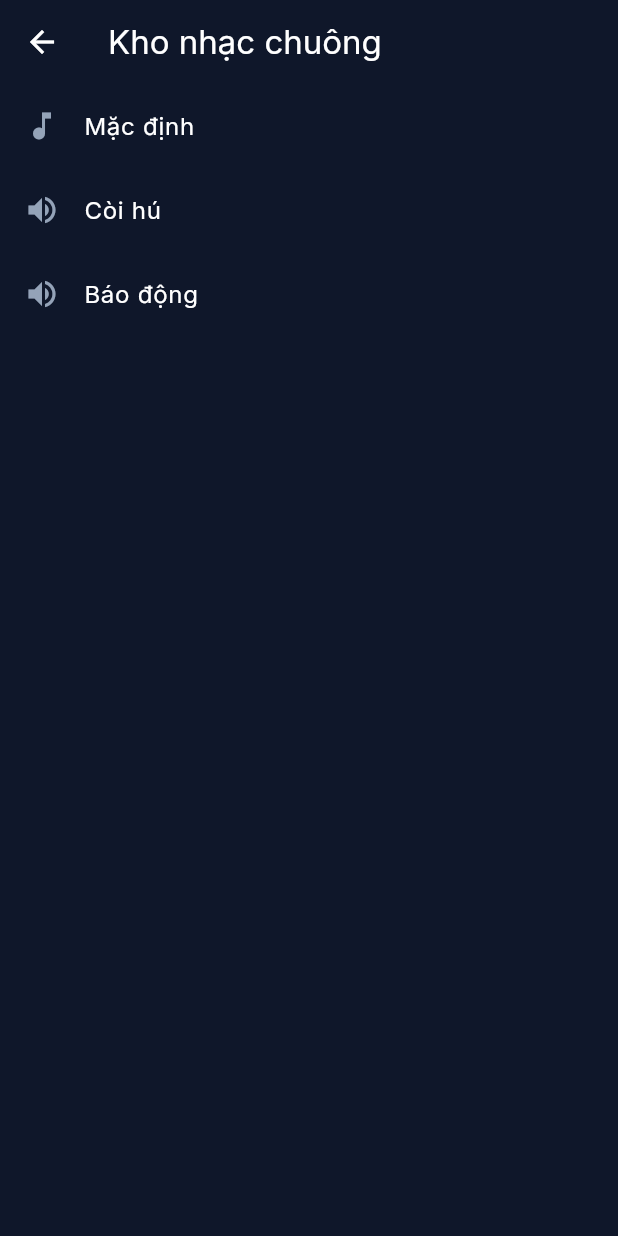
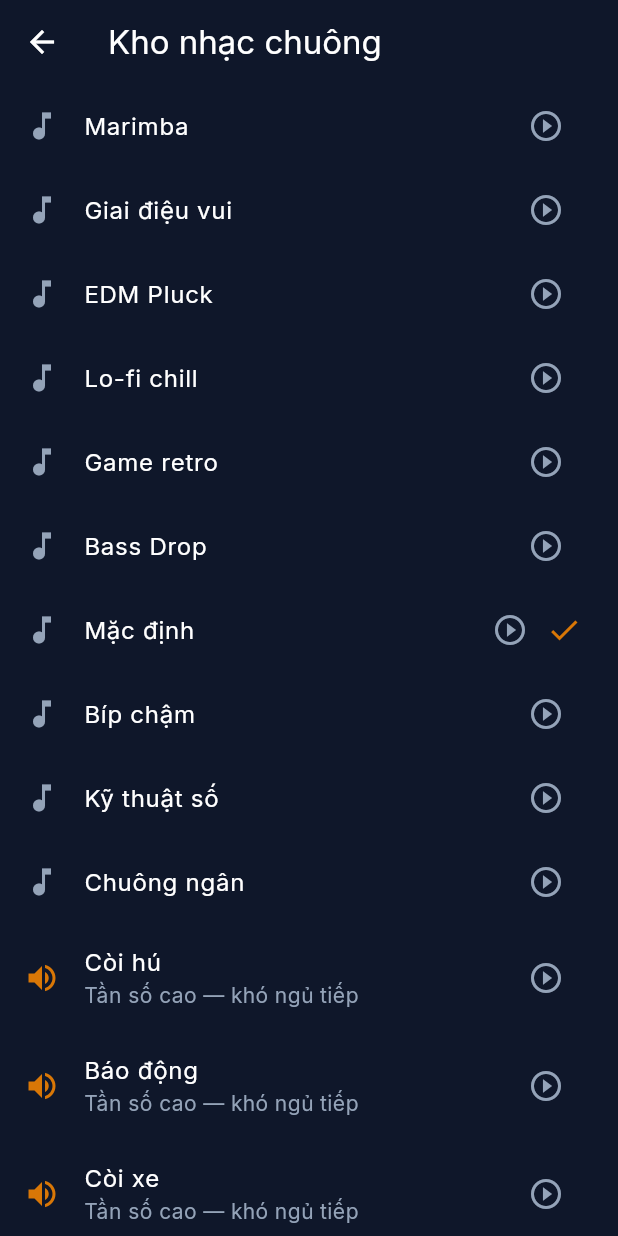
Before and after one commit to trangbo07/WakeLock_PRM393, a Flutter app: the AlarmEditPage screen opened by its route, after a tap on "Nhạc chuông", on a phone screen of 412 x 824 dp. Run offline on Flutter 3.47's test engine with Material 3 defaults, Android fonts, the phone set to English and light mode, and no system bars; our stand-ins replace audioplayers, equatable, flutter_local_notifications, flutter_riverpod, google_fonts, image_picker and 3 more; missing offline and left inert: android_alarm_manager_plus, flutter_foreground_task, flutter_overlay_window, mobile_scanner; accounts and stored records are empty.

Commit message:
feat: ringtone preview and expanded modern ringtone library
- ringtone picker plays a per-item preview (play/stop) before selecting,
  with the current choice checked; owns its own AudioPlayer
- expand catalog to 14 built-in tones: modern melodic ones first
  (marimba, melody, edm_pluck, lofi, arcade, bass_drop), then classic,
  then high-frequency hardcore tones
- all tones are original synthesized .wav (no copyrighted audio)
- edit page passes the current ringtone id so the picker highlights it
- docs: ringtone preview + catalog notes in implementation-logic.md

```diff
--- a/lib/app/router/app_router.dart
+++ b/lib/app/router/app_router.dart
@@ -32,7 +32,10 @@ class AppRouter {
       case alarmRinging:
         return _page(AlarmRingingPage(alarm: settings.arguments as Alarm));
       case ringtonePicker:
-        return _page(const RingtonePickerPage());
+        // Optional String argument = the currently-selected ringtone id.
+        return _page(
+          RingtonePickerPage(selectedId: settings.arguments as String?),
+        );
       case AppRouter.settings:
         return _page(const SettingsPage());
       default:
--- a/lib/features/alarm_management/presentation/pages/alarm_edit_page.dart
+++ b/lib/features/alarm_management/presentation/pages/alarm_edit_page.dart
@@ -55,8 +55,11 @@ class _AlarmEditPageState extends ConsumerState<AlarmEditPage> {
   }
 
   Future<void> _pickRingtone() async {
-    final picked =
-        await Navigator.pushNamed(context, AppRouter.ringtonePicker);
+    final picked = await Navigator.pushNamed(
+      context,
+      AppRouter.ringtonePicker,
+      arguments: _draft.ringtoneId,
+    );
     if (picked is String) {
       setState(() => _draft = _draft.copyWith(ringtoneId: picked));
     }
--- a/lib/features/ringtone/data/repositories/ringtone_repository_impl.dart
+++ b/lib/features/ringtone/data/repositories/ringtone_repository_impl.dart
@@ -1,15 +1,64 @@
 import '../../domain/entities/ringtone.dart';
 import '../../domain/repositories/ringtone_repository.dart';
 
-/// Built-in ringtone catalog. The .wav files are generated tones (beep /
-/// sweep / two-tone) that loop seamlessly via `ReleaseMode.loop`.
+/// Built-in ringtone catalog. The .wav files are generated tones that loop
+/// seamlessly via `ReleaseMode.loop`. [highFrequency] flags the piercing,
+/// hard-to-sleep-through ones.
 class RingtoneRepositoryImpl implements RingtoneRepository {
   static const List<Ringtone> _builtIn = [
+    // Modern / melodic — synthesized original tunes (trendy feel).
+    Ringtone(
+      id: 'marimba',
+      name: 'Marimba',
+      assetPath: 'assets/ringtones/marimba.wav',
+    ),
+    Ringtone(
+      id: 'melody',
+      name: 'Giai điệu vui',
+      assetPath: 'assets/ringtones/melody.wav',
+    ),
+    Ringtone(
+      id: 'edm_pluck',
+      name: 'EDM Pluck',
+      assetPath: 'assets/ringtones/edm_pluck.wav',
+    ),
+    Ringtone(
+      id: 'lofi',
+      name: 'Lo-fi chill',
+      assetPath: 'assets/ringtones/lofi.wav',
+    ),
+    Ringtone(
+      id: 'arcade',
+      name: 'Game retro',
+      assetPath: 'assets/ringtones/arcade.wav',
+    ),
+    Ringtone(
+      id: 'bass_drop',
+      name: 'Bass Drop',
+      assetPath: 'assets/ringtones/bass_drop.wav',
+    ),
+    // Classic tones.
     Ringtone(
       id: 'default',
       name: 'Mặc định',
       assetPath: 'assets/ringtones/default.wav',
     ),
+    Ringtone(
+      id: 'beep_slow',
+      name: 'Bíp chậm',
+      assetPath: 'assets/ringtones/beep_slow.wav',
+    ),
+    Ringtone(
+      id: 'digital',
+      name: 'Kỹ thuật số',
+      assetPath: 'assets/ringtones/digital.wav',
+    ),
+    Ringtone(
+      id: 'chime',
+      name: 'Chuông ngân',
+      assetPath: 'assets/ringtones/chime.wav',
+    ),
+    // Hardcore high-frequency — hard to sleep through.
     Ringtone(
       id: 'siren',
       name: 'Còi hú',
@@ -20,6 +69,18 @@ class RingtoneRepositoryImpl implements RingtoneRepository {
       id: 'nuclear',
       name: 'Báo động',
       assetPath: 'assets/ringtones/nuclear.wav',
+      highFrequency: true,
+    ),
+    Ringtone(
+      id: 'buzzer',
+      name: 'Còi xe',
+      assetPath: 'assets/ringtones/buzzer.wav',
+      highFrequency: true,
+    ),
+    Ringtone(
+      id: 'pulse',
+      name: 'Xung nhịp',
+      assetPath: 'assets/ringtones/pulse.wav',
       highFrequency: true,
     ),
   ];
--- a/lib/features/ringtone/presentation/pages/ringtone_picker_page.dart
+++ b/lib/features/ringtone/presentation/pages/ringtone_picker_page.dart
@@ -1,15 +1,77 @@
+import 'package:audioplayers/audioplayers.dart';
 import 'package:flutter/material.dart';
 import 'package:flutter_riverpod/flutter_riverpod.dart';
 
+import '../../../../core/utils/logger.dart';
+import '../../domain/entities/ringtone.dart';
 import '../providers/ringtone_providers.dart';
 
-/// Lets the user pick an alarm ringtone. Pops with the selected ringtone id.
-class RingtonePickerPage extends ConsumerWidget {
-  const RingtonePickerPage({super.key});
+/// Lets the user pick an alarm ringtone, with a per-item preview button so they
+/// can listen before choosing. Pops with the selected ringtone id.
+///
+/// Pass the currently-selected id as the route argument to show a check mark.
+class RingtonePickerPage extends ConsumerStatefulWidget {
+  const RingtonePickerPage({super.key, this.selectedId});
+
+  final String? selectedId;
 
   @override
-  Widget build(BuildContext context, WidgetRef ref) {
+  ConsumerState<RingtonePickerPage> createState() => _RingtonePickerPageState();
+}
+
+class _RingtonePickerPageState extends ConsumerState<RingtonePickerPage> {
+  final AudioPlayer _preview = AudioPlayer();
+  String? _playingId;
+
+  @override
+  void initState() {
+    super.initState();
+    // Auto-stop the preview when it finishes so the play icon resets.
+    _preview.onPlayerComplete.listen((_) {
+      if (mounted) setState(() => _playingId = null);
+    });
+  }
+
+  @override
+  void dispose() {
+    _preview.dispose();
+    super.dispose();
+  }
+
+  Future<void> _togglePreview(Ringtone r) async {
+    // Tapping the currently-playing item stops it.
+    if (_playingId == r.id) {
+      await _stop();
+      return;
+    }
+    setState(() => _playingId = r.id);
+    try {
+      await _preview.stop();
+      await _preview.setVolume(1.0);
+      // AssetSource paths are relative to the assets/ root.
+      await _preview.play(AssetSource(r.assetPath.replaceFirst('assets/', '')));
+    } catch (e) {
+      AppLogger.w('Ringtone preview failed: $e');
+      if (mounted) setState(() => _playingId = null);
+    }
+  }
+
+  Future<void> _stop() async {
+    try {
+      await _preview.stop();
+    } catch (_) {}
+    if (mounted) setState(() => _playingId = null);
+  }
+
+  Future<void> _select(String id) async {
+    await _stop();
+    if (mounted) Navigator.pop(context, id);
+  }
+
+  @override
+  Widget build(BuildContext context) {
     final ringtones = ref.watch(ringtoneListProvider);
+    final theme = Theme.of(context);
 
     return Scaffold(
       appBar: AppBar(title: const Text('Kho nhạc chuông')),
@@ -20,9 +82,29 @@ class RingtonePickerPage extends ConsumerWidget {
               ListTile(
                 leading: Icon(
                   r.highFrequency ? Icons.volume_up : Icons.music_note,
+                  color: r.highFrequency ? theme.colorScheme.primary : null,
                 ),
                 title: Text(r.name),
-                onTap: () => Navigator.pop(context, r.id),
+                subtitle: r.highFrequency
+                    ? const Text('Tần số cao — khó ngủ tiếp')
+                    : null,
+                onTap: () => _select(r.id),
+                trailing: Row(
+                  mainAxisSize: MainAxisSize.min,
+                  children: [
+                    IconButton(
+                      icon: Icon(
+                        _playingId == r.id
+                            ? Icons.stop_circle
+                            : Icons.play_circle_outline,
+                      ),
+                      tooltip: _playingId == r.id ? 'Dừng' : 'Nghe thử',
+                      onPressed: () => _togglePreview(r),
+                    ),
+                    if (widget.selectedId == r.id)
+                      Icon(Icons.check, color: theme.colorScheme.primary),
+                  ],
+                ),
               ),
           ],
         ),
```
Also changed, not shown: 12 other files.
